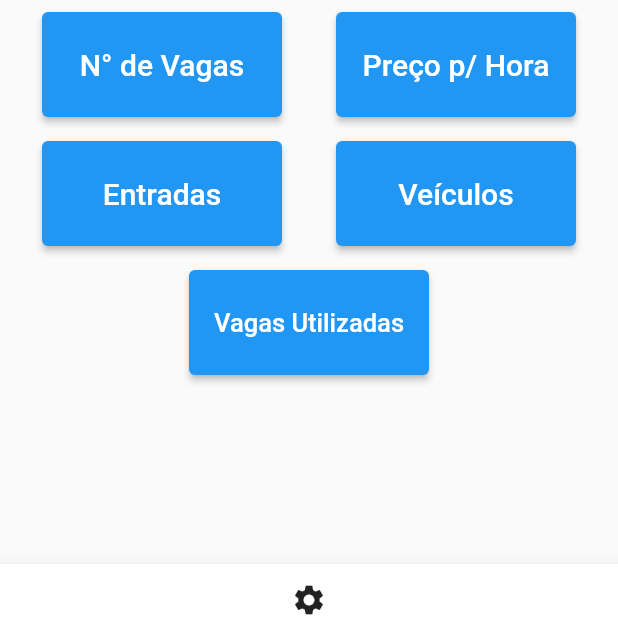
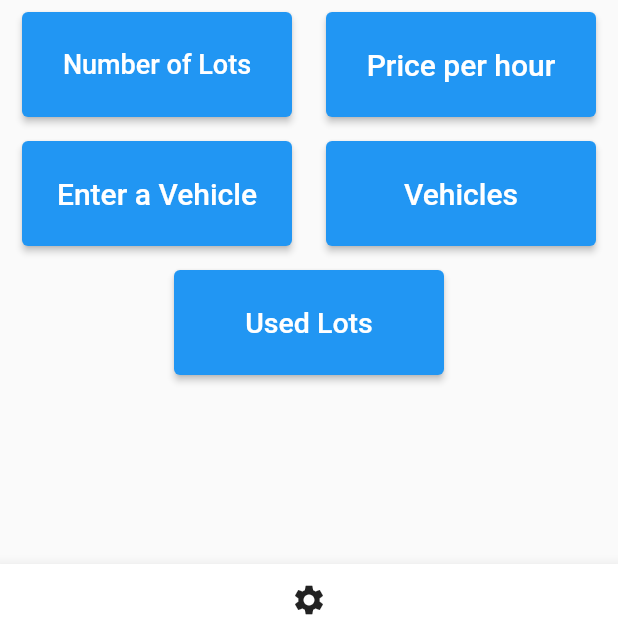
Before and after one commit to joaomiguelmarchi/Projeto-Final, a Flutter app: the InitialScreen screen opened directly, on a phone screen of 412 x 824 dp, the part 600-1236 px from its top. Run offline on Flutter 3.47's test engine with Material 2 defaults, Android fonts, the phone set to English and light mode, and no system bars; our stand-ins replace image_picker, shared_preferences, sqflite; accounts and stored records are empty; generated files the repository leaves out were written again.

Commit message:
Commit 10/12

```diff
--- /dev/null
+++ b/l10n.yaml
@@ -0,0 +1,3 @@
+arb-dir: lib/l10n
+template-arb-file: app_en.arb
+output-localization-file: app_localizations.dart
--- /dev/null
+++ b/lib/controller/locale_provider.dart
@@ -0,0 +1,18 @@
+import 'package:flutter/material.dart';
+import 'package:projeto_final/l10n/L10n.dart';
+
+class LocaleProvider extends ChangeNotifier{
+  Locale _locale = L10n.all.last;
+  Locale get locale => _locale;
+
+  void changeLocale(){
+    print(_locale);
+    if(_locale==L10n.all.first){
+      _locale=L10n.all.last;
+    }else if (_locale == L10n.all.last){
+      _locale = L10n.all.first;
+    }
+    print(_locale);
+    notifyListeners();
+  }
+}
--- /dev/null
+++ b/lib/l10n/L10n.dart
@@ -0,0 +1,8 @@
+import 'package:flutter/material.dart';
+
+class L10n {
+  static final all = [
+    const Locale('en'),
+    const Locale('pt'),
+  ];
+}
--- /dev/null
+++ b/lib/l10n/app_en.arb
@@ -0,0 +1,33 @@
+{
+    "language" : "English",
+    "initial_screen_btn1" : "Number of Lots",
+    "initial_screen_btn2" : "Price per hour",
+    "initial_screen_btn3" : "Enter a Vehicle",
+    "initial_screen_btn4" : "Vehicles",
+    "initial_screen_btn5" : "Used Lots",
+    "screen1_title" : "Number of lots",
+    "lots_list" : "Lot",
+    "screen1n1_title" : "Type the number of lots",
+    "screen1n1_type" : "Number of Lots",
+    "screen1n1_btn" : "Save",
+    "screen2_title" : "Price per hour",
+    "enter_screen_title" : "Add Vehicle",
+    "enter_screen_type1" : "Owner name",
+    "enter_screen_type2" : "Plate",
+    "enter_screen_btn1" : "Save",
+    "cars_screen_title" : "Vehicles",
+    "cars_screen_text" : "There is no vehicle",
+    "records_screen_title" : "Records",
+    "lots_screen_text" : "Lots",
+    "settings_screen_title" : "Settings",
+    "settings_screen_btn1" : "Change theme to",
+    "settings_screen_btn2" : "Change language to Portuguese",
+    "cars_list_name" : "Owner: ",
+    "cars_list_plate" : "Plate: ",
+    "cars_list_start" : "Start Date: ",
+    "records_list_title" : "Removed Vehicle",
+    "records_list_name" : "Owner: ",
+    "records_list_plate" : "Plate: ",
+    "records_list_start" : "Start Date: ",
+    "records_list_end" : "End Date : "
+}
--- a/lib/view/initial_screen.dart
+++ b/lib/view/initial_screen.dart
@@ -1,6 +1,7 @@
 import 'package:flutter/material.dart';
 import 'package:projeto_final/controller/provider_try.dart';
 import 'package:provider/provider.dart';
+import 'package:flutter_gen/gen_l10n/app_localizations.dart';
 
 class InitialScreen extends StatefulWidget {
   const InitialScreen({Key? key}) : super(key: key);
@@ -41,7 +42,7 @@ class _InitialScreenState extends State<InitialScreen> {
                     padding: const EdgeInsets.all(8.0),
                     child: Container(
                       height: 70,
-                      width: 160,
+                      width: 180,
                       decoration: BoxDecoration(
                         color: Colors.lightBlueAccent,
                         borderRadius: BorderRadius.circular(10),
@@ -51,14 +52,14 @@ class _InitialScreenState extends State<InitialScreen> {
                           state.init();
                           if (state.listoflots.isEmpty ||
                               state.numberOfLots != state.listoflots.length) {
-                            state.buildList();
+                            state.buildList(AppLocalizations.of(context)!.lots_list);
                           }
                           Navigator.pushNamed(context, 'screen1');
                         },
-                        child: const Text(
-                          'N° de Vagas',
-                          style: TextStyle(
-                            fontSize: 20,
+                        child: Center(
+                          child: Text(
+                          AppLocalizations.of(context)!.initial_screen_btn1,
+                            style: const TextStyle(fontSize: 18),
                           ),
                         ),
                       ),
@@ -68,7 +69,7 @@ class _InitialScreenState extends State<InitialScreen> {
                     padding: const EdgeInsets.all(8.0),
                     child: Container(
                       height: 70,
-                      width: 160,
+                      width: 180,
                       decoration: BoxDecoration(
                         color: Colors.lightBlueAccent,
                         borderRadius: BorderRadius.circular(10),
@@ -77,9 +78,9 @@ class _InitialScreenState extends State<InitialScreen> {
                         onPressed: () {
                           Navigator.pushNamed(context, 'screen2');
                         },
-                        child: const Text(
-                          'Preço p/ Hora',
-                          style: TextStyle(
+                        child: Text(
+                          AppLocalizations.of(context)!.initial_screen_btn2,
+                          style: const TextStyle(
                             fontSize: 20,
                           ),
                         ),
@@ -95,7 +96,7 @@ class _InitialScreenState extends State<InitialScreen> {
                     padding: const EdgeInsets.all(8.0),
                     child: Container(
                       height: 70,
-                      width: 160,
+                      width: 180,
                       decoration: BoxDecoration(
                         color: Colors.lightBlueAccent,
                         borderRadius: BorderRadius.circular(10),
@@ -104,9 +105,9 @@ class _InitialScreenState extends State<InitialScreen> {
                         onPressed: () {
                           Navigator.pushNamed(context, 'enterscreen');
                         },
-                        child: const Text(
-                          'Entradas',
-                          style: TextStyle(
+                        child:  Text(
+                          AppLocalizations.of(context)!.initial_screen_btn3,
+                          style: const TextStyle(
                             fontSize: 20,
                           ),
                         ),
@@ -117,7 +118,7 @@ class _InitialScreenState extends State<InitialScreen> {
                     padding: const EdgeInsets.all(8.0),
                     child: Container(
                       height: 70,
-                      width: 160,
+                      width: 180,
                       decoration: BoxDecoration(
                         color: Colors.lightBlueAccent,
                         borderRadius: BorderRadius.circular(10),
@@ -126,9 +127,9 @@ class _InitialScreenState extends State<InitialScreen> {
                         onPressed: () {
                           Navigator.pushNamed(context, 'carsscreen');
                         },
-                        child: const Text(
-                          'Veículos',
-                          style: TextStyle(
+                        child:  Text(
+                          AppLocalizations.of(context)!.initial_screen_btn4,
+                          style: const TextStyle(
                             fontSize: 20,
                           ),
                         ),
@@ -141,7 +142,7 @@ class _InitialScreenState extends State<InitialScreen> {
                 padding: const EdgeInsets.all(8.0),
                 child: Container(
                   height: 70,
-                  width: 160,
+                  width: 180,
                   decoration: BoxDecoration(
                     color: Colors.lightBlueAccent,
                     borderRadius: BorderRadius.circular(10),
@@ -150,14 +151,14 @@ class _InitialScreenState extends State<InitialScreen> {
                     onPressed: () {
                       if (state.listoflots.isEmpty ||
                           state.numberOfLots != state.listoflots.length) {
-                        state.buildList();
+                        state.buildList(AppLocalizations.of(context)!.lots_list);
                       }
                       Navigator.pushNamed(context, 'vagasrest');
                     },
-                    child: const Text(
-                      'Vagas Utilizadas',
-                      style: TextStyle(
-                        fontSize: 17,
+                    child: Text(
+                      AppLocalizations.of(context)!.initial_screen_btn5,
+                      style: const TextStyle(
+                        fontSize: 19,
                       ),
                     ),
                   ),
--- a/lib/view/lots_screen.dart
+++ b/lib/view/lots_screen.dart
@@ -1,6 +1,7 @@
 import 'package:flutter/material.dart';
 import 'package:projeto_final/controller/provider_try.dart';
 import 'package:provider/provider.dart';
+import 'package:flutter_gen/gen_l10n/app_localizations.dart';
 
 class LotsScreen extends StatefulWidget {
   const LotsScreen({Key? key}) : super(key: key);
@@ -18,11 +19,10 @@ class _LotsScreenState extends State<LotsScreen> {
       body: Center(
         child: Center(
           child: Text(
-            'Vagas: ${state.numberofcars} /'
+            '${AppLocalizations.of(context)!.lots_screen_text}: ${state.numberofcars} /'
             ' ${state.listoflots.length}',
             style: const TextStyle(
               fontSize: 50,
-              color: Colors.black,
             ),
           ),
         ),
--- a/lib/view/screen1.dart
+++ b/lib/view/screen1.dart
@@ -1,5 +1,6 @@
 import 'package:flutter/material.dart';
 import 'package:projeto_final/view/list_screen.dart';
+import 'package:flutter_gen/gen_l10n/app_localizations.dart';
 
 class ScreenOne extends StatefulWidget {
   const ScreenOne({Key? key}) : super(key: key);
@@ -14,7 +15,7 @@ class _ScreenOneState extends State<ScreenOne> {
     return Scaffold(
       appBar: AppBar(
         centerTitle: true,
-        title: const Text('N° de Vagas'),
+        title: Text(AppLocalizations.of(context)!.screen1_title),
       ),
       body: ListView(
         padding: const EdgeInsets.all(8),
@@ -26,7 +27,7 @@ class _ScreenOneState extends State<ScreenOne> {
         onPressed: () {
           Navigator.pushNamed(context, 'screen1.1');
         },
-        child: const Icon(Icons.change_circle),
+        child: const Icon(Icons.add),
       ),
     );
   }
--- a/lib/view/screen2.dart
+++ b/lib/view/screen2.dart
@@ -1,4 +1,5 @@
 import 'package:flutter/material.dart';
+import 'package:flutter_gen/gen_l10n/app_localizations.dart';
 
 class ScreenTwo extends StatefulWidget {
   const ScreenTwo({Key? key}) : super(key: key);
@@ -15,7 +16,7 @@ class _ScreenTwoState extends State<ScreenTwo> {
     return Scaffold(
       appBar: AppBar(
         centerTitle: true,
-        title: const Text('Preço p/hora'),
+        title: Text(AppLocalizations.of(context)!.screen2_title),
       ),
       body: Column(
           mainAxisAlignment: MainAxisAlignment.spaceEvenly,
--- a/pubspec.yaml
+++ b/pubspec.yaml
@@ -28,6 +28,8 @@ environment:
 # versions available, run `flutter pub outdated`.
 dependencies:
   flutter:
+    sdk: flutter
+  flutter_localizations:
     sdk: flutter
 
 
@@ -61,6 +63,7 @@ flutter:
   # the material Icons class.
   uses-material-design: true
 
+  generate: true
   # To add assets to your application, add an assets section, like this:
   assets:
     - assets/images/logo.png
```
Also changed, not shown: lib/controller/provider_try.dart (+22 -11 lines), lib/l10n/app_pt.arb (added, +33 -0 lines), lib/main.dart (+47 -33 lines), lib/model/cars.dart (+4 -3 lines), lib/model/records.dart (+8 -8 lines), lib/view/cars_screen.dart (+6 -5 lines), lib/view/enter_screen.dart (+13 -12 lines), lib/view/screen1.1.dart (+25 -16 lines), lib/view/settings_screen.dart (+56 -27 lines), pubspec.lock.
